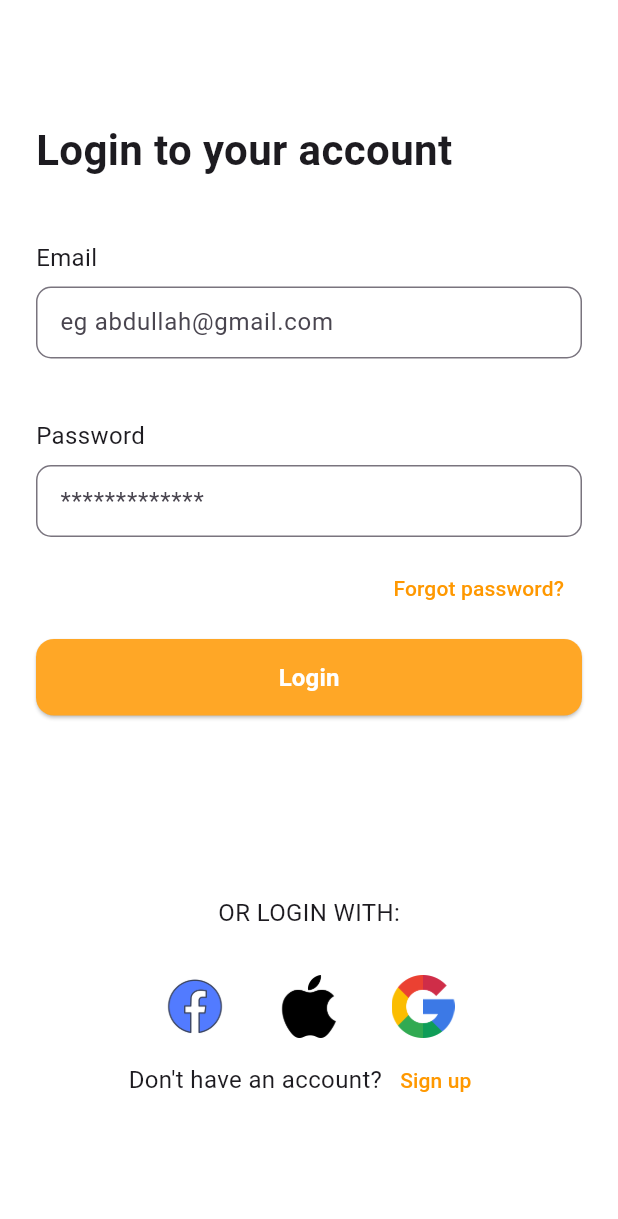
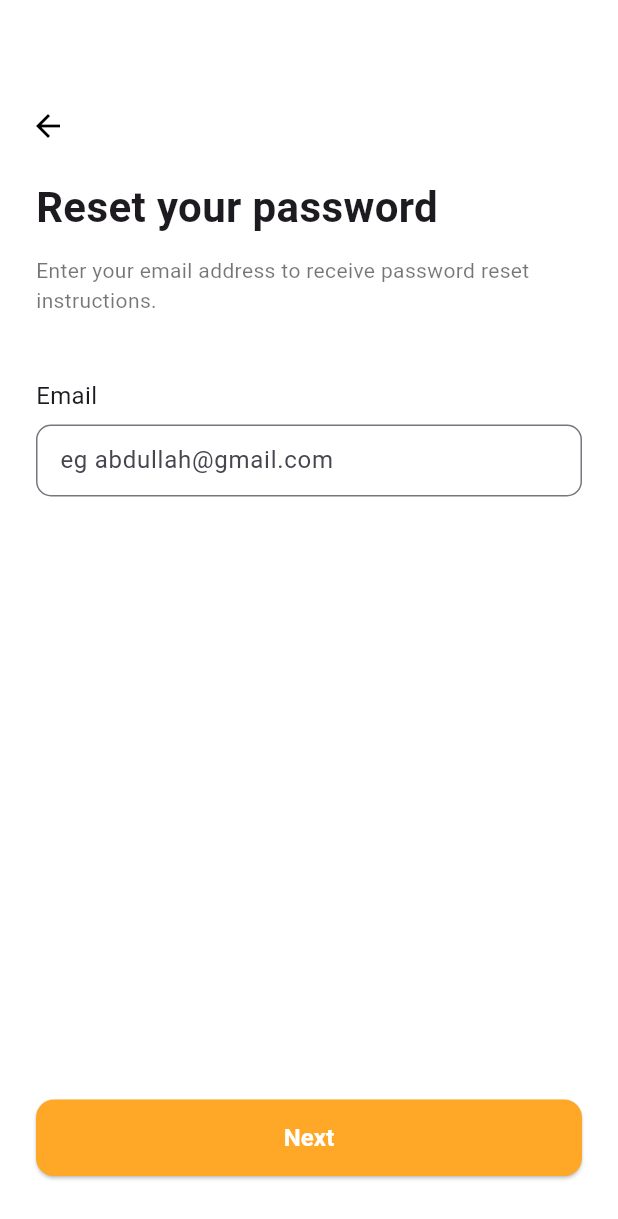
Before and after one commit to iabdullahmahfooz/dooit, a Flutter app: the LoginScreen screen opened by its route, after a tap on "Forgot password?", on a phone screen of 412 x 824 dp. Shown: the top 1219 px of the screen. Run offline on Flutter 3.47's test engine with Material 3 defaults, Android fonts, the phone set to English and light mode, and no system bars.

Commit message:
forget password screen added

```diff
--- a/lib/main.dart
+++ b/lib/main.dart
@@ -2,6 +2,7 @@ import 'package:flutter/material.dart';
 import 'views/get_started_screen/get_started_screen.dart';
 import 'views/login_screen/login_screen.dart';
 import 'views/signup_screen/signup_screen.dart';
+import 'views/forget_password_screen/forget_password_screen.dart';
 
 void main() {
   runApp(const DooitApp());
@@ -33,6 +34,7 @@ class DooitApp extends StatelessWidget {
         '/': (context) => const GetStartedScreen(),
         '/login_screen': (context) => const LoginScreen(),
         '/signup_screen': (context) => const SignupScreen(),
+        '/forget_password_screen': (context) => const ForgetPasswordScreen(),
       },
     );
   }
--- /dev/null
+++ b/lib/views/forget_password_screen/forget_password_screen.dart
@@ -0,0 +1,66 @@
+import 'package:flutter/material.dart';
+import '../../widgets/email_input_field.dart';
+import '../../widgets/custom_button.dart';
+
+class ForgetPasswordScreen extends StatelessWidget {
+  const ForgetPasswordScreen({super.key});
+
+  @override
+  Widget build(BuildContext context) {
+    return Scaffold(
+      body: Column(
+        children: [
+          // Back Arrow (outside padding to align fully left)
+          Padding(
+            padding: const EdgeInsets.only(top: 60, left: 8),
+            child: Align(
+              alignment: Alignment.centerLeft,
+              child: IconButton(
+                color: Colors.black,
+                icon: const Icon(Icons.arrow_back),
+                onPressed: () => Navigator.pop(context),
+              ),
+            ),
+          ),
+
+          // Main content with padding
+          Expanded(
+            child: Padding(
+              padding: const EdgeInsets.symmetric(horizontal: 24),
+              child: Column(
+                crossAxisAlignment: CrossAxisAlignment.stretch,
+                children: [
+                  const SizedBox(height: 10),
+
+                  const Text(
+                    'Reset your password',
+                    style: TextStyle(fontSize: 28, fontWeight: FontWeight.bold),
+                    textAlign: TextAlign.left,
+                  ),
+                  const SizedBox(height: 12),
+                  const Text(
+                    'Enter your email address to receive password reset instructions.',
+                    style: TextStyle(fontSize: 14, color: Colors.black54),
+                    textAlign: TextAlign.left,
+                  ),
+                  const SizedBox(height: 42),
+
+                  const EmailInputField(),
+
+                  const Spacer(),
+
+                  CustomButton(
+                    label: 'Next',
+                    onTap: () =>
+                        Navigator.pushNamed(context, '/create-new-password'),
+                  ),
+                  const SizedBox(height: 40),
+                ],
+              ),
+            ),
+          ),
+        ],
+      ),
+    );
+  }
+}
--- a/lib/views/login_screen/login_screen.dart
+++ b/lib/views/login_screen/login_screen.dart
@@ -34,7 +34,8 @@ class LoginScreen extends StatelessWidget {
             Align(
               alignment: Alignment.centerRight,
               child: TextButton(
-                onPressed: () {},
+                onPressed: () =>
+                    Navigator.pushNamed(context, '/forget_password_screen'),
                 child: const Text(
                   'Forgot password?',
                   style: TextStyle(color: Colors.orange),
```
